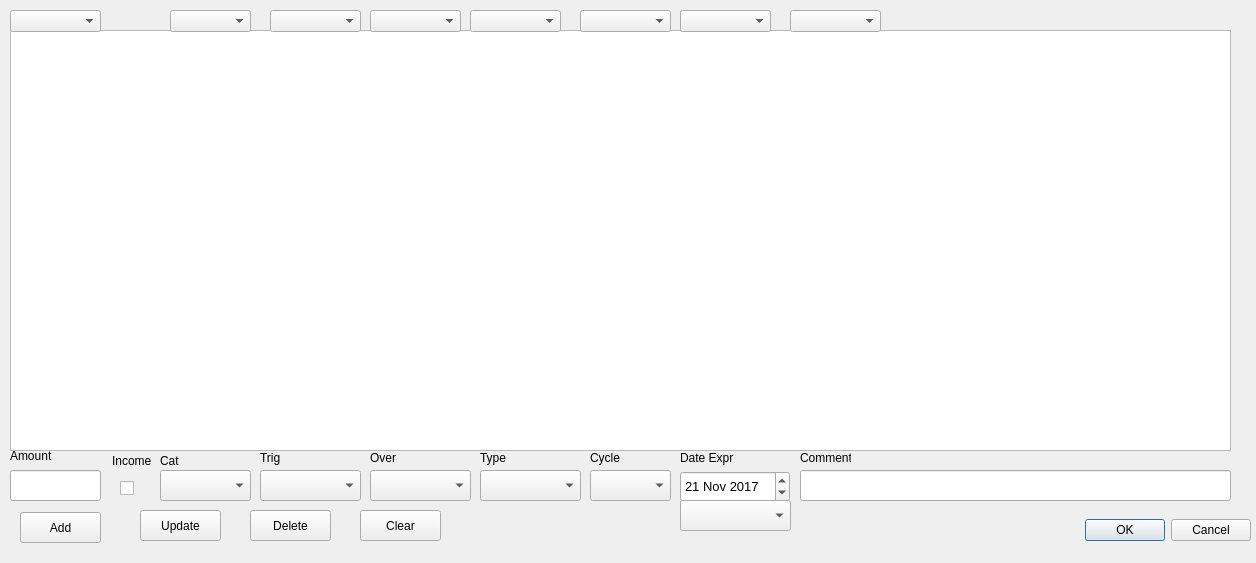
Before: the Qt Designer form manageepredictions.ui in n6nq/checking, drawn with Qt 5.
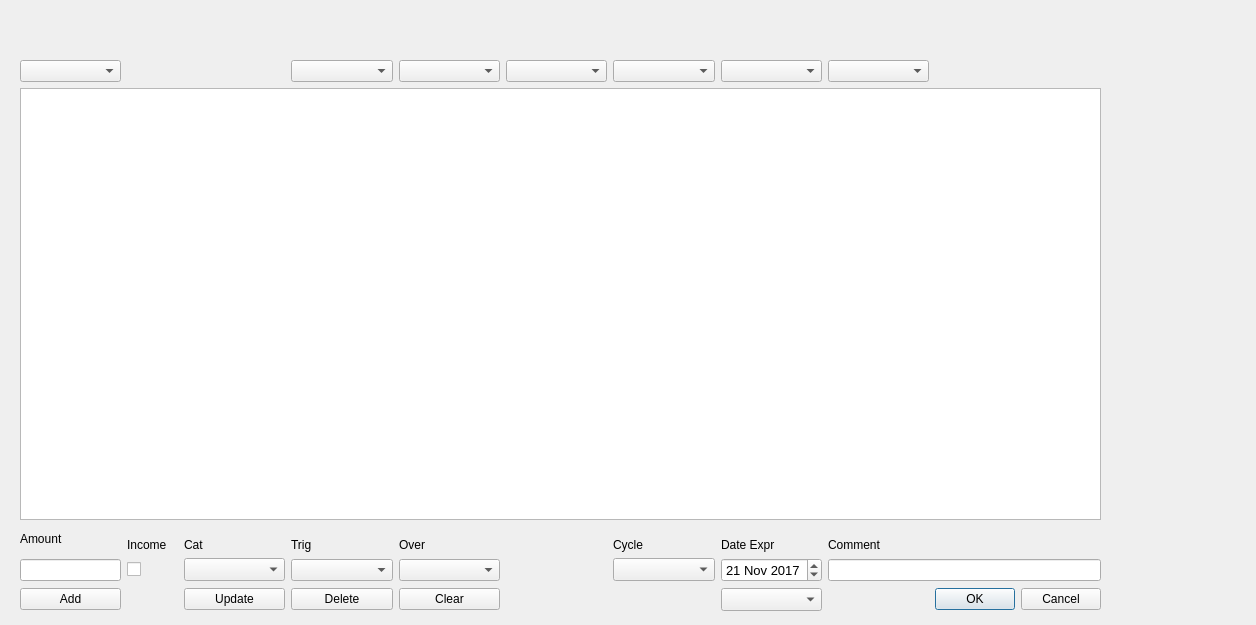
After: the same form once the commit is applied.

Commit message: Partial Type removal

The edit to the form file:
```diff
--- a/manageepredictions.ui
+++ b/manageepredictions.ui
@@ -7,470 +7,248 @@
     <x>0</x>
     <y>0</y>
     <width>1256</width>
-    <height>563</height>
+    <height>625</height>
    </rect>
   </property>
   <property name="windowTitle">
    <string>Dialog</string>
   </property>
-  <widget class="QDialogButtonBox" name="buttonBox">
-   <property name="geometry">
-    <rect>
-     <x>910</x>
-     <y>510</y>
-     <width>341</width>
-     <height>41</height>
-    </rect>
-   </property>
-   <property name="orientation">
-    <enum>Qt::Horizontal</enum>
-   </property>
-   <property name="standardButtons">
-    <set>QDialogButtonBox::Cancel|QDialogButtonBox::Ok</set>
-   </property>
-  </widget>
-  <widget class="QTableView" name="predictionsView">
-   <property name="geometry">
-    <rect>
-     <x>10</x>
-     <y>30</y>
-     <width>1221</width>
-     <height>421</height>
-    </rect>
-   </property>
-   <property name="sortingEnabled">
-    <bool>true</bool>
-   </property>
-   <attribute name="horizontalHeaderStretchLastSection">
-    <bool>true</bool>
-   </attribute>
-  </widget>
-  <widget class="QLabel" name="labelAmount">
-   <property name="geometry">
-    <rect>
-     <x>10</x>
-     <y>446</y>
-     <width>51</width>
-     <height>20</height>
-    </rect>
-   </property>
-   <property name="font">
-    <font>
-     <pointsize>9</pointsize>
-    </font>
-   </property>
-   <property name="text">
-    <string>Amount</string>
-   </property>
-  </widget>
-  <widget class="QLabel" name="labelCat">
-   <property name="geometry">
-    <rect>
-     <x>160</x>
-     <y>450</y>
-     <width>21</width>
-     <height>21</height>
-    </rect>
-   </property>
-   <property name="font">
-    <font>
-     <pointsize>9</pointsize>
-    </font>
-   </property>
-   <property name="text">
-    <string>Cat</string>
-   </property>
-  </widget>
-  <widget class="QComboBox" name="comboCat">
-   <property name="geometry">
-    <rect>
-     <x>160</x>
-     <y>470</y>
-     <width>91</width>
-     <height>31</height>
-    </rect>
-   </property>
-   <property name="font">
-    <font>
-     <pointsize>10</pointsize>
-    </font>
-   </property>
-  </widget>
-  <widget class="QLabel" name="label_Trig">
-   <property name="geometry">
-    <rect>
-     <x>260</x>
-     <y>450</y>
-     <width>21</width>
-     <height>16</height>
-    </rect>
-   </property>
-   <property name="font">
-    <font>
-     <pointsize>9</pointsize>
-    </font>
-   </property>
-   <property name="text">
-    <string>Trig</string>
-   </property>
-  </widget>
-  <widget class="QLabel" name="labelOver">
-   <property name="geometry">
-    <rect>
-     <x>370</x>
-     <y>450</y>
-     <width>31</width>
-     <height>16</height>
-    </rect>
-   </property>
-   <property name="font">
-    <font>
-     <pointsize>9</pointsize>
-    </font>
-   </property>
-   <property name="text">
-    <string>Over</string>
-   </property>
-  </widget>
-  <widget class="QLabel" name="labelType">
-   <property name="geometry">
-    <rect>
-     <x>480</x>
-     <y>450</y>
-     <width>41</width>
-     <height>16</height>
-    </rect>
-   </property>
-   <property name="font">
-    <font>
-     <pointsize>9</pointsize>
-    </font>
-   </property>
-   <property name="text">
-    <string>Type</string>
-   </property>
-  </widget>
-  <widget class="QComboBox" name="comboType">
-   <property name="geometry">
-    <rect>
-     <x>480</x>
-     <y>470</y>
-     <width>101</width>
-     <height>31</height>
-    </rect>
-   </property>
-   <property name="font">
-    <font>
-     <pointsize>10</pointsize>
-    </font>
-   </property>
-  </widget>
-  <widget class="QComboBox" name="comboCycle">
-   <property name="geometry">
-    <rect>
-     <x>590</x>
-     <y>470</y>
-     <width>81</width>
-     <height>31</height>
-    </rect>
-   </property>
-   <property name="font">
-    <font>
-     <pointsize>10</pointsize>
-    </font>
-   </property>
-  </widget>
-  <widget class="QLabel" name="labelCycle">
-   <property name="geometry">
-    <rect>
-     <x>590</x>
-     <y>450</y>
-     <width>31</width>
-     <height>16</height>
-    </rect>
-   </property>
-   <property name="font">
-    <font>
-     <pointsize>9</pointsize>
-    </font>
-   </property>
-   <property name="text">
-    <string>Cycle</string>
-   </property>
-  </widget>
-  <widget class="QDateEdit" name="editDate">
-   <property name="geometry">
-    <rect>
-     <x>680</x>
-     <y>471</y>
-     <width>110</width>
-     <height>31</height>
-    </rect>
-   </property>
-   <property name="font">
-    <font>
-     <pointsize>10</pointsize>
-    </font>
-   </property>
-   <property name="inputMethodHints">
-    <set>Qt::ImhDate</set>
-   </property>
-   <property name="date">
-    <date>
-     <year>2017</year>
-     <month>11</month>
-     <day>21</day>
-    </date>
-   </property>
-  </widget>
-  <widget class="QLabel" name="labelComment">
-   <property name="geometry">
-    <rect>
-     <x>800</x>
-     <y>450</y>
-     <width>51</width>
-     <height>16</height>
-    </rect>
-   </property>
-   <property name="font">
-    <font>
-     <pointsize>9</pointsize>
-    </font>
-   </property>
-   <property name="text">
-    <string>Comment</string>
-   </property>
-  </widget>
-  <widget class="QLabel" name="labelDate">
-   <property name="geometry">
-    <rect>
-     <x>680</x>
-     <y>450</y>
-     <width>61</width>
-     <height>16</height>
-    </rect>
-   </property>
-   <property name="font">
-    <font>
-     <pointsize>9</pointsize>
-    </font>
-   </property>
-   <property name="text">
-    <string>Date Expr</string>
-   </property>
-  </widget>
-  <widget class="QComboBox" name="sortAmount">
-   <property name="geometry">
-    <rect>
-     <x>10</x>
-     <y>10</y>
-     <width>91</width>
-     <height>22</height>
-    </rect>
-   </property>
-  </widget>
-  <widget class="QComboBox" name="sortCategory">
-   <property name="geometry">
-    <rect>
-     <x>170</x>
-     <y>10</y>
-     <width>81</width>
-     <height>22</height>
-    </rect>
-   </property>
-  </widget>
-  <widget class="QComboBox" name="sortTrigger">
-   <property name="geometry">
-    <rect>
-     <x>270</x>
-     <y>10</y>
-     <width>91</width>
-     <height>22</height>
-    </rect>
-   </property>
-  </widget>
-  <widget class="QComboBox" name="sortOverride">
-   <property name="geometry">
-    <rect>
-     <x>370</x>
-     <y>10</y>
-     <width>91</width>
-     <height>22</height>
-    </rect>
-   </property>
-  </widget>
-  <widget class="QComboBox" name="sortType">
-   <property name="geometry">
-    <rect>
-     <x>470</x>
-     <y>10</y>
-     <width>91</width>
-     <height>22</height>
-    </rect>
-   </property>
-  </widget>
-  <widget class="QComboBox" name="sortCycle">
-   <property name="geometry">
-    <rect>
-     <x>580</x>
-     <y>10</y>
-     <width>91</width>
-     <height>22</height>
-    </rect>
-   </property>
-  </widget>
-  <widget class="QComboBox" name="sortDate">
-   <property name="geometry">
-    <rect>
-     <x>680</x>
-     <y>10</y>
-     <width>91</width>
-     <height>22</height>
-    </rect>
-   </property>
-  </widget>
-  <widget class="QComboBox" name="sortComment">
-   <property name="geometry">
-    <rect>
-     <x>790</x>
-     <y>10</y>
-     <width>91</width>
-     <height>22</height>
-    </rect>
-   </property>
-  </widget>
-  <widget class="QPushButton" name="buttonAdd">
+  <widget class="QWidget" name="">
    <property name="geometry">
     <rect>
      <x>20</x>
-     <y>512</y>
-     <width>81</width>
-     <height>31</height>
+     <y>60</y>
+     <width>1081</width>
+     <height>551</height>
     </rect>
    </property>
-   <property name="text">
-    <string>Add</string>
-   </property>
-  </widget>
-  <widget class="QPushButton" name="buttonUpdate">
-   <property name="geometry">
-    <rect>
-     <x>140</x>
-     <y>510</y>
-     <width>81</width>
-     <height>31</height>
-    </rect>
-   </property>
-   <property name="text">
-    <string>Update</string>
-   </property>
-  </widget>
-  <widget class="QPushButton" name="buttonDelete">
-   <property name="geometry">
-    <rect>
-     <x>250</x>
-     <y>510</y>
-     <width>81</width>
-     <height>31</height>
-    </rect>
-   </property>
-   <property name="text">
-    <string>Delete</string>
-   </property>
-  </widget>
-  <widget class="QPushButton" name="buttonClear">
-   <property name="geometry">
-    <rect>
-     <x>360</x>
-     <y>510</y>
-     <width>81</width>
-     <height>31</height>
-    </rect>
-   </property>
-   <property name="text">
-    <string>Clear</string>
-   </property>
-  </widget>
-  <widget class="QComboBox" name="comboDate">
-   <property name="geometry">
-    <rect>
-     <x>680</x>
-     <y>500</y>
-     <width>111</width>
-     <height>31</height>
-    </rect>
-   </property>
-   <property name="font">
-    <font>
-     <pointsize>10</pointsize>
-    </font>
-   </property>
-  </widget>
-  <widget class="QLineEdit" name="editAmount">
-   <property name="geometry">
-    <rect>
-     <x>10</x>
-     <y>470</y>
-     <width>91</width>
-     <height>31</height>
-    </rect>
-   </property>
-  </widget>
-  <widget class="QLineEdit" name="editComment">
-   <property name="geometry">
-    <rect>
-     <x>800</x>
-     <y>470</y>
-     <width>431</width>
-     <height>31</height>
-    </rect>
-   </property>
-  </widget>
-  <widget class="QComboBox" name="comboTrig">
-   <property name="geometry">
-    <rect>
-     <x>260</x>
-     <y>470</y>
-     <width>101</width>
-     <height>31</height>
-    </rect>
-   </property>
-  </widget>
-  <widget class="QComboBox" name="comboOver">
-   <property name="geometry">
-    <rect>
-     <x>370</x>
-     <y>470</y>
-     <width>101</width>
-     <height>31</height>
-    </rect>
-   </property>
-  </widget>
-  <widget class="QCheckBox" name="chkboxIncome">
-   <property name="geometry">
-    <rect>
-     <x>120</x>
-     <y>480</y>
-     <width>21</width>
-     <height>17</height>
-    </rect>
-   </property>
-   <property name="text">
-    <string/>
-   </property>
-  </widget>
-  <widget class="QLabel" name="label">
-   <property name="geometry">
-    <rect>
-     <x>112</x>
-     <y>453</y>
-     <width>41</width>
-     <height>16</height>
-    </rect>
-   </property>
-   <property name="text">
-    <string>Income</string>
-   </property>
+   <layout class="QGridLayout" name="gridLayout" columnstretch="2,1,2,2,2,2,2,1,2,2">
+    <item row="0" column="3">
+     <widget class="QComboBox" name="sortCategory"/>
+    </item>
+    <item row="0" column="4">
+     <widget class="QComboBox" name="sortTrigger"/>
+    </item>
+    <item row="0" column="7">
+     <widget class="QComboBox" name="sortDate"/>
+    </item>
+    <item row="0" column="8">
+     <widget class="QComboBox" name="sortComment"/>
+    </item>
+    <item row="1" column="0" colspan="10">
+     <widget class="QTableView" name="predictionsView">
+      <property name="sortingEnabled">
+       <bool>true</bool>
+      </property>
+      <attribute name="horizontalHeaderStretchLastSection">
+       <bool>true</bool>
+      </attribute>
+     </widget>
+    </item>
+    <item row="2" column="0" rowspan="3">
+     <widget class="QLabel" name="labelAmount">
+      <property name="font">
+       <font>
+        <pointsize>9</pointsize>
+       </font>
+      </property>
+      <property name="text">
+       <string>Amount</string>
+      </property>
+     </widget>
+    </item>
+    <item row="4" column="6">
+     <widget class="QLabel" name="labelCycle">
+      <property name="font">
+       <font>
+        <pointsize>9</pointsize>
+       </font>
+      </property>
+      <property name="text">
+       <string>Cycle</string>
+      </property>
+     </widget>
+    </item>
+    <item row="0" column="5">
+     <widget class="QComboBox" name="sortOverride"/>
+    </item>
+    <item row="4" column="8">
+     <widget class="QLabel" name="labelComment">
+      <property name="font">
+       <font>
+        <pointsize>9</pointsize>
+       </font>
+      </property>
+      <property name="text">
+       <string>Comment</string>
+      </property>
+     </widget>
+    </item>
+    <item row="0" column="0">
+     <widget class="QComboBox" name="sortAmount"/>
+    </item>
+    <item row="4" column="7">
+     <widget class="QLabel" name="labelDate">
+      <property name="font">
+       <font>
+        <pointsize>9</pointsize>
+       </font>
+      </property>
+      <property name="text">
+       <string>Date Expr</string>
+      </property>
+     </widget>
+    </item>
+    <item row="0" column="6">
+     <widget class="QComboBox" name="sortCycle"/>
+    </item>
+    <item row="5" column="0">
+     <widget class="QLineEdit" name="editAmount"/>
+    </item>
+    <item row="5" column="6">
+     <widget class="QComboBox" name="comboCycle">
+      <property name="font">
+       <font>
+        <pointsize>10</pointsize>
+       </font>
+      </property>
+     </widget>
+    </item>
+    <item row="6" column="7">
+     <widget class="QComboBox" name="comboDate">
+      <property name="font">
+       <font>
+        <pointsize>10</pointsize>
+       </font>
+      </property>
+     </widget>
+    </item>
+    <item row="6" column="9">
+     <widget class="QDialogButtonBox" name="buttonBox">
+      <property name="orientation">
+       <enum>Qt::Horizontal</enum>
+      </property>
+      <property name="standardButtons">
+       <set>QDialogButtonBox::Cancel|QDialogButtonBox::Ok</set>
+      </property>
+     </widget>
+    </item>
+    <item row="5" column="8" colspan="2">
+     <widget class="QLineEdit" name="editComment"/>
+    </item>
+    <item row="6" column="0">
+     <widget class="QPushButton" name="buttonAdd">
+      <property name="text">
+       <string>Add</string>
+      </property>
+     </widget>
+    </item>
+    <item row="5" column="1">
+     <widget class="QCheckBox" name="chkboxIncome">
+      <property name="text">
+       <string/>
+      </property>
+     </widget>
+    </item>
+    <item row="5" column="7">
+     <widget class="QDateEdit" name="editDate">
+      <property name="font">
+       <font>
+        <pointsize>10</pointsize>
+       </font>
+      </property>
+      <property name="inputMethodHints">
+       <set>Qt::ImhDate</set>
+      </property>
+      <property name="date">
+       <date>
+        <year>2017</year>
+        <month>11</month>
+        <day>21</day>
+       </date>
+      </property>
+     </widget>
+    </item>
+    <item row="6" column="2">
+     <widget class="QPushButton" name="buttonUpdate">
+      <property name="text">
+       <string>Update</string>
+      </property>
+     </widget>
+    </item>
+    <item row="5" column="2">
+     <widget class="QComboBox" name="comboCat">
+      <property name="font">
+       <font>
+        <pointsize>10</pointsize>
+       </font>
+      </property>
+     </widget>
+    </item>
+    <item row="4" column="1">
+     <widget class="QLabel" name="label">
+      <property name="text">
+       <string>Income</string>
+      </property>
+     </widget>
+    </item>
+    <item row="4" column="2">
+     <widget class="QLabel" name="labelCat">
+      <property name="font">
+       <font>
+        <pointsize>9</pointsize>
+       </font>
+      </property>
+      <property name="text">
+       <string>Cat</string>
+      </property>
+     </widget>
+    </item>
+    <item row="4" column="3">
+     <widget class="QLabel" name="label_Trig">
+      <property name="font">
+       <font>
+        <pointsize>9</pointsize>
+       </font>
+      </property>
+      <property name="text">
+       <string>Trig</string>
+      </property>
+     </widget>
+    </item>
+    <item row="5" column="3">
+     <widget class="QComboBox" name="comboTrig"/>
+    </item>
+    <item row="6" column="3">
+     <widget class="QPushButton" name="buttonDelete">
+      <property name="text">
+       <string>Delete</string>
+      </property>
+     </widget>
+    </item>
+    <item row="4" column="4">
+     <widget class="QLabel" name="labelOver">
+      <property name="font">
+       <font>
+        <pointsize>9</pointsize>
+       </font>
+      </property>
+      <property name="text">
+       <string>Over</string>
+      </property>
+     </widget>
+    </item>
+    <item row="5" column="4">
+     <widget class="QComboBox" name="comboOver"/>
+    </item>
+    <item row="6" column="4">
+     <widget class="QPushButton" name="buttonClear">
+      <property name="text">
+       <string>Clear</string>
+      </property>
+     </widget>
+    </item>
+   </layout>
   </widget>
  </widget>
  <resources/>
```
The commit also changes 18 other files.
